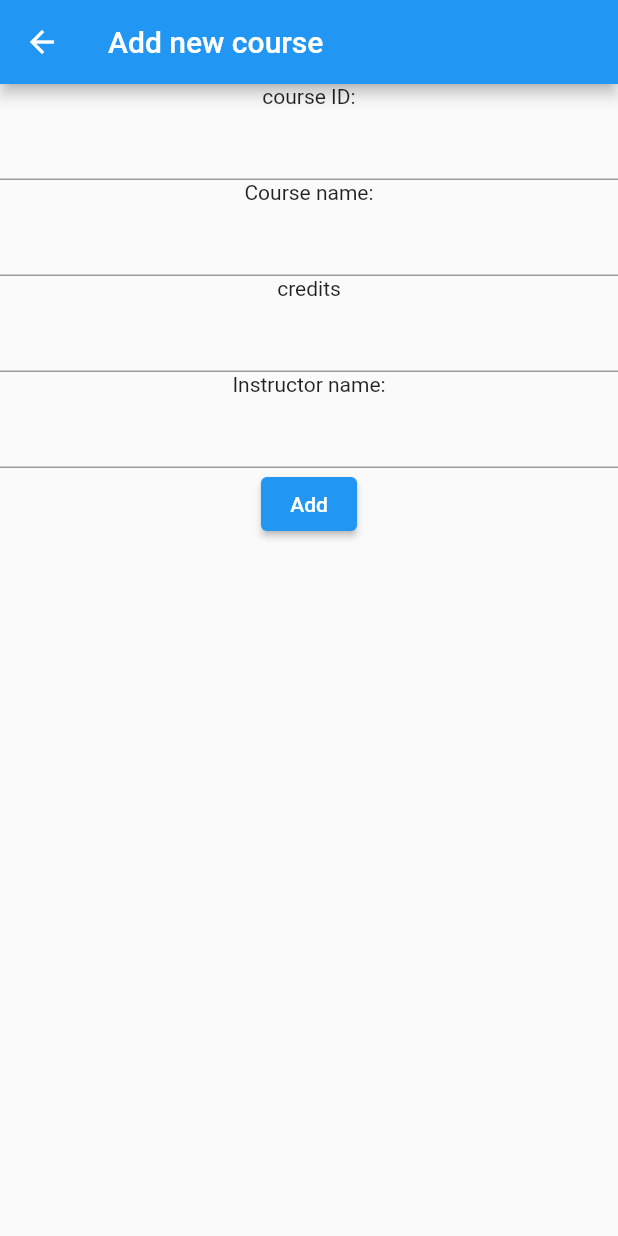
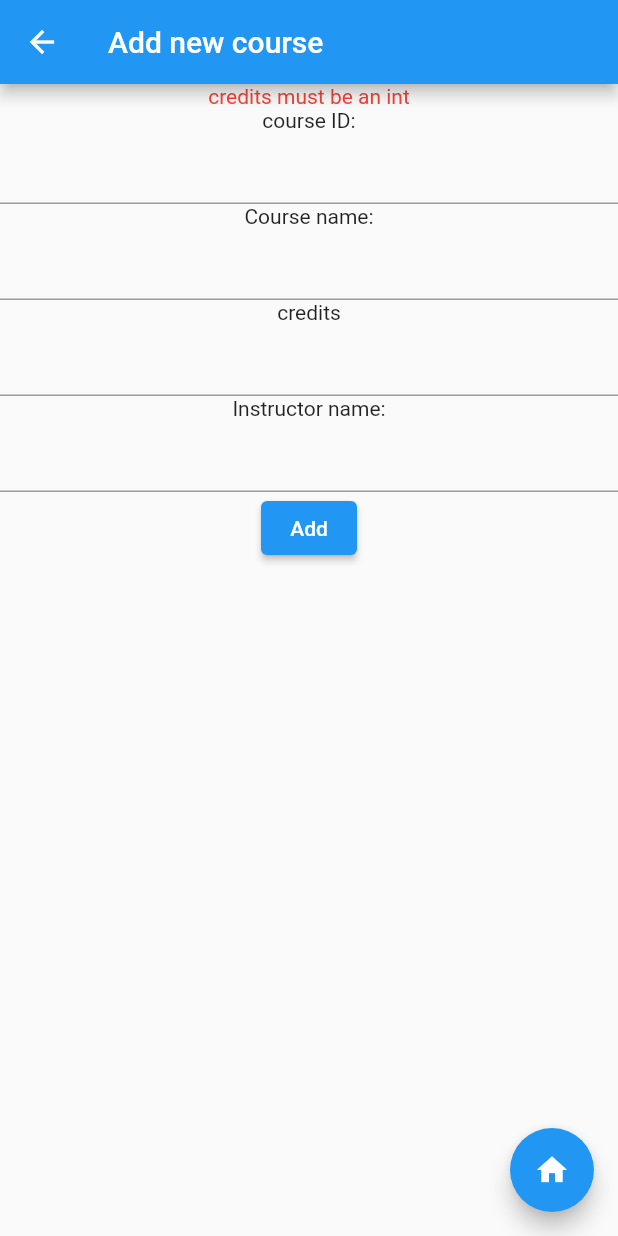
Before and after one commit to Terribly-Shady-Guy/Kaufmann-Week8, a Flutter app: the NewCoursePage screen opened directly, after a tap on "Add", on a phone screen of 412 x 824 dp. Run offline on Flutter 3.47's test engine with Material 2 defaults, Android fonts, the phone set to English and light mode, and no system bars; our stand-ins replace dio; network calls fail.

Commit message:
added floating action button to new course page

```diff
--- a/client/lib/client_api.dart
+++ b/client/lib/client_api.dart
@@ -33,7 +33,7 @@ class ClientApi {
 
   Future addCourse(
       String instructor, int credits, String courseID, String name) async {
-    await _dio.post('addCourse', data: {
+    await _dio.post('/addCourse', data: {
       'courseInstructor': instructor,
       'courseCredits': credits,
       'courseID': courseID,
--- a/client/lib/widgets/new_course_page.dart
+++ b/client/lib/widgets/new_course_page.dart
@@ -16,18 +16,29 @@ class _NewCoursePageState extends State<NewCoursePage> {
   final TextEditingController courseNameController = TextEditingController();
   final TextEditingController creditsController = TextEditingController();
   final TextEditingController instructorController = TextEditingController();
+  bool _isCreditsInvalid = false;
 
   void addCourse() {
-    setState(() {
-      widget.api.addCourse(
-          instructorController.text,
-          int.parse(creditsController.text),
-          courseIdController.text,
-          courseNameController.text);
-      Navigator.pop(context);
-      Navigator.push(
-          context, MaterialPageRoute(builder: ((context) => HomePage())));
-    });
+    int? credits = int.tryParse(creditsController.text);
+
+    if (credits == null) {
+      setState(() {
+        _isCreditsInvalid = true;
+      });
+    } else {
+      setState(() {
+        _isCreditsInvalid = false;
+        widget.api.addCourse(instructorController.text, credits,
+            courseIdController.text, courseNameController.text);
+        toHomePage();
+      });
+    }
+  }
+
+  void toHomePage() {
+    Navigator.pop(context);
+    Navigator.push(
+        context, MaterialPageRoute(builder: ((context) => HomePage())));
   }
 
   @override
@@ -36,6 +47,13 @@ class _NewCoursePageState extends State<NewCoursePage> {
       appBar: AppBar(title: const Text("Add new course")),
       body: Center(
         child: Column(children: <Widget>[
+          Visibility(
+            visible: _isCreditsInvalid,
+            child: const Text(
+              "credits must be an int",
+              style: TextStyle(color: Colors.red),
+            ),
+          ),
           const Text("course ID:"),
           TextFormField(
             controller: courseIdController,
@@ -43,12 +61,18 @@ class _NewCoursePageState extends State<NewCoursePage> {
           const Text("Course name:"),
           TextFormField(controller: courseNameController),
           const Text("credits"),
-          TextFormField(controller: creditsController),
+          TextFormField(
+            controller: creditsController,
+            keyboardType: TextInputType.number,
+          ),
           const Text("Instructor name:"),
           TextFormField(controller: instructorController),
-          ElevatedButton(
-              onPressed: (() => addCourse()), child: const Text("Add"))
+          ElevatedButton(onPressed: addCourse, child: const Text("Add"))
         ]),
+      ),
+      floatingActionButton: FloatingActionButton(
+        onPressed: toHomePage,
+        child: const Icon(Icons.home),
       ),
     );
   }
```
Also changed, not shown: client/lib/widgets/home_page.dart (+16 -1 lines).
